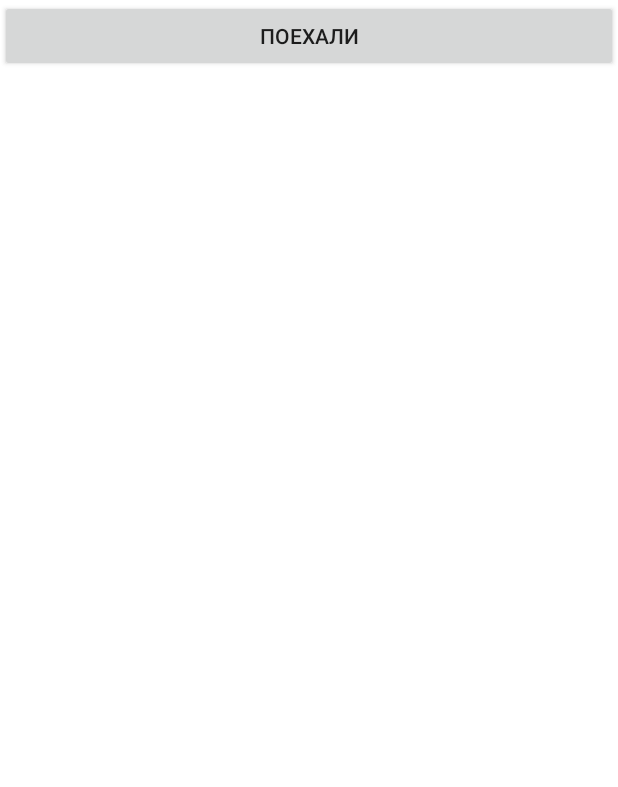
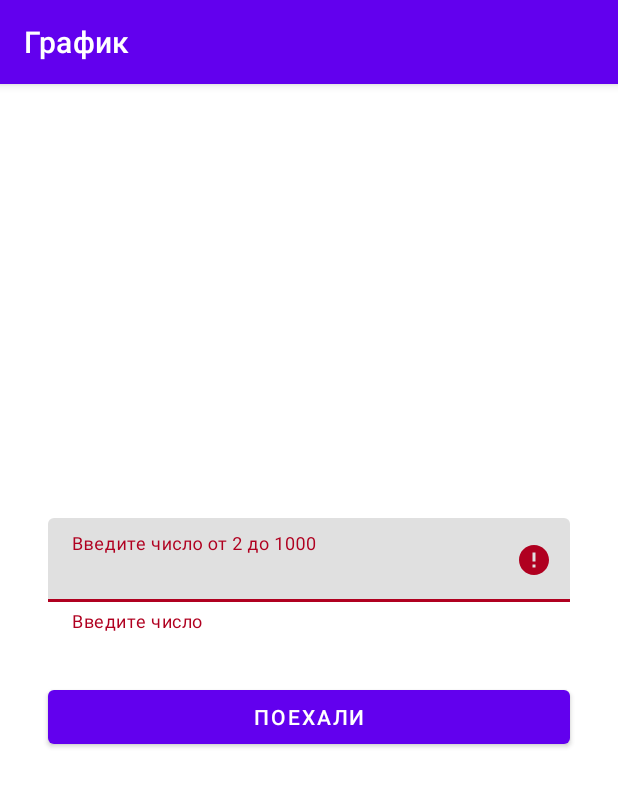
Before and after one commit to llerik/chartloader, an Android app: the screen it shows after launch (MainActivity), after a tap on "ПОЕХАЛИ", on a phone screen of 412 x 824 dp. Shown: the top 787 px of the screen. Run offline under Robolectric (Android 15) with nearby library versions, the phone set to English and light mode, and no system bars; our stand-ins replace RxJava.

Commit message:
Поправил UI главного экрана. Добавил обработку ошибок и их отображение.

```diff
--- a/app/src/main/java/ru/sorokin/kirill/chartloader/presentation/chart/ChartActivity.kt
+++ b/app/src/main/java/ru/sorokin/kirill/chartloader/presentation/chart/ChartActivity.kt
@@ -4,6 +4,7 @@ import android.content.Context
 import android.content.Intent
 import android.os.Bundle
 import android.util.Log
+import androidx.appcompat.app.AppCompatActivity
 import androidx.fragment.app.FragmentActivity
 import ru.sorokin.kirill.chartloader.R
 import ru.sorokin.kirill.chartloader.presentation.models.PointModel
@@ -14,19 +15,26 @@ import ru.sorokin.kirill.chartloader.presentation.view.ChartView
  *
  * @author Sorokin Kirill
  */
-class ChartActivity:  FragmentActivity(R.layout.chart_activity) {
+class ChartActivity:  AppCompatActivity(R.layout.chart_activity) {
 
     private lateinit var chartView: ChartView
 
     override fun onCreate(savedInstanceState: Bundle?) {
         super.onCreate(savedInstanceState)
-
+        supportActionBar?.apply {
+            setDisplayHomeAsUpEnabled(true)
+        }
         chartView = findViewById(R.id.chart_view)
 
         val parcelablesArray = intent.getParcelableArrayExtra(ARG_POINTS) ?: arrayOf()
         val models = parcelablesArray.asList().map { it as PointModel }
         Log.d(TAG, "onCreate: $models")
         chartView.setContent(models, false)
+    }
+
+    override fun onSupportNavigateUp(): Boolean {
+        finish()
+        return true
     }
 
     companion object {
--- a/app/src/main/java/ru/sorokin/kirill/chartloader/presentation/network/RxSupport.kt
+++ b/app/src/main/java/ru/sorokin/kirill/chartloader/presentation/core/network/RxSupport.kt
@@ -1,4 +1,4 @@
-package ru.sorokin.kirill.chartloader.presentation.network
+package ru.sorokin.kirill.chartloader.presentation.core.network
 
 import io.reactivex.Scheduler
 
--- a/app/src/main/java/ru/sorokin/kirill/chartloader/presentation/network/RxSupportImpl.kt
+++ b/app/src/main/java/ru/sorokin/kirill/chartloader/presentation/core/network/RxSupportImpl.kt
@@ -1,4 +1,4 @@
-package ru.sorokin.kirill.chartloader.presentation.network
+package ru.sorokin.kirill.chartloader.presentation.core.network
 
 import io.reactivex.android.schedulers.AndroidSchedulers
 import io.reactivex.schedulers.Schedulers
--- /dev/null
+++ b/app/src/main/java/ru/sorokin/kirill/chartloader/presentation/core/resource/ResourceManager.kt
@@ -0,0 +1,17 @@
+package ru.sorokin.kirill.chartloader.presentation.core.resource
+
+import androidx.annotation.StringRes
+
+/**
+ * todo
+ *
+ * @author Sorokin Kirill
+ */
+interface ResourceManager {
+
+    /**
+     * todo
+     */
+    fun getString(@StringRes id: Int): String
+
+}
--- /dev/null
+++ b/app/src/main/java/ru/sorokin/kirill/chartloader/presentation/core/resource/ResourceManagerImpl.kt
@@ -0,0 +1,17 @@
+package ru.sorokin.kirill.chartloader.presentation.core.resource
+
+import android.content.Context
+
+/**
+ * todo
+ *
+ * @author Sorokin Kirill
+ */
+class ResourceManagerImpl(
+    private val context: Context
+): ResourceManager {
+
+    override fun getString(id: Int): String {
+        return context.resources.getString(id)
+    }
+}
--- a/app/src/main/java/ru/sorokin/kirill/chartloader/presentation/main/MainActivity.kt
+++ b/app/src/main/java/ru/sorokin/kirill/chartloader/presentation/main/MainActivity.kt
@@ -1,37 +1,45 @@
 package ru.sorokin.kirill.chartloader.presentation.main
 
+import android.app.Activity
+import android.content.Context
 import android.os.Bundle
 import android.util.Log
+import android.view.View
+import android.view.ViewGroup
+import android.view.inputmethod.InputMethodManager
 import android.widget.Button
-import android.widget.Toast
-import androidx.fragment.app.FragmentActivity
+import android.widget.ProgressBar
+import androidx.appcompat.app.AppCompatActivity
+import androidx.core.widget.addTextChangedListener
 import androidx.lifecycle.ViewModel
 import androidx.lifecycle.ViewModelProvider
+import com.google.android.material.textfield.TextInputEditText
+import com.google.android.material.textfield.TextInputLayout
 import okhttp3.OkHttpClient
-import okhttp3.logging.HttpLoggingInterceptor
 import ru.sorokin.kirill.chartloader.R
 import ru.sorokin.kirill.chartloader.data.converter.PointConverterImpl
-import ru.sorokin.kirill.chartloader.data.mapper.PointsApiMapper
 import ru.sorokin.kirill.chartloader.data.mapper.PointsApiMapperImpl
 import ru.sorokin.kirill.chartloader.data.parser.JacksonParserImpl
-import ru.sorokin.kirill.chartloader.data.parser.Parser
 import ru.sorokin.kirill.chartloader.data.repository.PointsRepositoryImpl
-import ru.sorokin.kirill.chartloader.domain.repository.PointsRepository
 import ru.sorokin.kirill.chartloader.presentation.chart.ChartActivity
-import ru.sorokin.kirill.chartloader.presentation.converter.PointModelConverter
-import ru.sorokin.kirill.chartloader.presentation.converter.PointModelConverterImpl
+import ru.sorokin.kirill.chartloader.presentation.core.network.RxSupportImpl
+import ru.sorokin.kirill.chartloader.presentation.core.resource.ResourceManagerImpl
+import ru.sorokin.kirill.chartloader.presentation.main.converter.PointModelConverterImpl
 import ru.sorokin.kirill.chartloader.presentation.models.PointModel
-import ru.sorokin.kirill.chartloader.presentation.network.RxSupport
-import ru.sorokin.kirill.chartloader.presentation.network.RxSupportImpl
+
 
 /**
  * todo
  *
  * @author Sorokin Kirill
  */
-class MainActivity : FragmentActivity(R.layout.main_activity) {
+class MainActivity : AppCompatActivity(R.layout.main_activity) {
     private lateinit var viewModel: MainViewModel
     private lateinit var button: Button
+    private lateinit var progressBar: ProgressBar
+    private lateinit var contantLayout: ViewGroup
+    private lateinit var textField: TextInputLayout
+    private lateinit var textInputEditor: TextInputEditText
 
     override fun onCreate(savedInstanceState: Bundle?) {
         super.onCreate(savedInstanceState)
@@ -39,9 +47,23 @@ class MainActivity : FragmentActivity(R.layout.main_activity) {
         viewModel.getProgressLiveData().observe(this, this::updateProgressBar)
         viewModel.getErrorLiveData().observe(this, this::onError)
         viewModel.getDataLiveData().observe(this, this::showChart)
+        viewModel.getButtonEnableLiveData().observe(this) { button.isEnabled = it }
+
         button = findViewById(R.id.button)
+        progressBar = findViewById(R.id.progress_bar)
+        contantLayout = findViewById(R.id.content_layout)
+        textField = findViewById(R.id.text_field)
+        textInputEditor = findViewById(R.id.text_input_editor)
+
+        textInputEditor.addTextChangedListener {
+            if (textField.isErrorEnabled) {
+                textField.isErrorEnabled = false
+            }
+        }
         button.setOnClickListener {
-            viewModel.requestPoints(100)//todo
+            textField.isErrorEnabled = false
+            hideKeyboard()
+            viewModel.buttonClick(textInputEditor.text.toString())
         }
     }
 
@@ -51,15 +73,29 @@ class MainActivity : FragmentActivity(R.layout.main_activity) {
     }
 
     private fun onError(message: String) {
-        Toast.makeText(this, message, Toast.LENGTH_SHORT).show()
+        Log.d(TAG, "onError: $message")
+        textField.error = message
+        textField.isErrorEnabled = true
     }
 
     private fun updateProgressBar(visible: Boolean) {
+        progressBar.visibility = visible.toVisibility()
+        contantLayout.visibility = (!visible).toVisibility()
+    }
 
+    private fun Boolean.toVisibility() = if (this) View.VISIBLE else View.GONE
+
+    private fun hideKeyboard() {
+        val imm = getSystemService(INPUT_METHOD_SERVICE) as InputMethodManager
+        var view = currentFocus
+        if (view == null) {
+            view = View(this)
+        }
+        imm.hideSoftInputFromWindow(view.windowToken, 0)
     }
 
     private fun factory(): ViewModelProvider.Factory {
-        //todo move to dagger
+        //can move to dagger
         val repository = PointsRepositoryImpl(
             PointConverterImpl(),
             PointsApiMapperImpl(
@@ -69,11 +105,12 @@ class MainActivity : FragmentActivity(R.layout.main_activity) {
         )
         val converter = PointModelConverterImpl()
         val rxSupport = RxSupportImpl()
+        val resourceManager = ResourceManagerImpl(applicationContext)
         return object : ViewModelProvider.Factory {
             override fun <T : ViewModel> create(modelClass: Class<T>): T {
                 if (modelClass.isAssignableFrom(MainViewModel::class.java)) {
                     @Suppress("UNCHECKED_CAST")
-                    return MainViewModel(repository, converter, rxSupport) as T
+                    return MainViewModel(repository, converter, resourceManager, rxSupport) as T
                 }
                 throw IllegalArgumentException("UNKNOWN VIEW MODEL CLASS")
             }
--- a/app/src/main/java/ru/sorokin/kirill/chartloader/presentation/main/MainViewModel.kt
+++ b/app/src/main/java/ru/sorokin/kirill/chartloader/presentation/main/MainViewModel.kt
@@ -1,19 +1,17 @@
 package ru.sorokin.kirill.chartloader.presentation.main
 
-import android.graphics.PointF
 import android.util.Log
 import androidx.lifecycle.LiveData
 import androidx.lifecycle.MutableLiveData
 import androidx.lifecycle.ViewModel
 import io.reactivex.Single
-import io.reactivex.android.schedulers.AndroidSchedulers
 import io.reactivex.disposables.CompositeDisposable
-import io.reactivex.internal.disposables.DisposableContainer
-import io.reactivex.schedulers.Schedulers
+import ru.sorokin.kirill.chartloader.R
 import ru.sorokin.kirill.chartloader.domain.repository.PointsRepository
-import ru.sorokin.kirill.chartloader.presentation.converter.PointModelConverter
+import ru.sorokin.kirill.chartloader.presentation.core.network.RxSupport
+import ru.sorokin.kirill.chartloader.presentation.core.resource.ResourceManager
+import ru.sorokin.kirill.chartloader.presentation.main.converter.PointModelConverter
 import ru.sorokin.kirill.chartloader.presentation.models.PointModel
-import ru.sorokin.kirill.chartloader.presentation.network.RxSupport
 
 /**
  * todo
@@ -23,11 +21,13 @@ import ru.sorokin.kirill.chartloader.presentation.network.RxSupport
 class MainViewModel(
     private val repository: PointsRepository,
     private val converter: PointModelConverter,
+    private val resourceManager: ResourceManager,
     private val rxSupport: RxSupport
-): ViewModel() {
+) : ViewModel() {
     private val rxDisposables = CompositeDisposable()
     private val errorLiveData = MutableLiveData<String>()
     private val progressLiveData = MutableLiveData<Boolean>()
+    private val buttonEnableLiveData = MutableLiveData<Boolean>()
     private val dataLiveData = MutableLiveData<List<PointModel>>()
 
     /**
@@ -39,13 +39,41 @@ class MainViewModel(
      * [LiveData] todo
      */
     fun getProgressLiveData(): LiveData<Boolean> = progressLiveData
+    /**
+     * [LiveData] todo
+     */
+    fun getButtonEnableLiveData(): LiveData<Boolean> = buttonEnableLiveData
 
     /**
      * [LiveData] todo
      */
     fun getDataLiveData(): LiveData<List<PointModel>> = dataLiveData
 
-    fun requestPoints(count: Int) {
+    /**
+     * todo
+     */
+    fun buttonClick(text: String) {
+        buttonEnableLiveData.value = false
+        if (text.isBlank()) {
+            errorLiveData.value = resourceManager.getString(R.string.error_message_input_empty)
+            buttonEnableLiveData.value = true
+        } else {
+            val count = text.toIntOrNull()
+            if (count == null || count <= 1) {
+                errorLiveData.value =
+                    resourceManager.getString(R.string.error_message_incorrect_number)
+                buttonEnableLiveData.value = true
+            } else {
+                requestPoints(count)
+            }
+        }
+    }
+
+    override fun onCleared() {
+        rxDisposables.dispose()
+    }
+
+    private fun requestPoints(count: Int) {
         progressLiveData.value = true
         rxDisposables.add(
             Single.fromCallable { repository.getPoints(count) }
@@ -55,24 +83,24 @@ class MainViewModel(
                 .subscribe(
                     {
                         if (it.isEmpty()) {
-                            errorLiveData.value = "No data"
+                            errorLiveData.value =
+                                resourceManager.getString(R.string.error_message_incorrect_answer)
                         } else {
                             Log.d(TAG, "requestPoints: $it")
                             dataLiveData.value = it
                         }
                         progressLiveData.value = false
+                        buttonEnableLiveData.value = true
                     },
                     {
                         Log.e(TAG, "requestPoints: ", it)
                         progressLiveData.value = false
-                        errorLiveData.value = "Ooops!"
+                        errorLiveData.value =
+                            resourceManager.getString(R.string.error_message_incorrect_answer)
+                        buttonEnableLiveData.value = true
                     }
                 )
         )
-    }
-
-    override fun onCleared() {
-        rxDisposables.dispose()
     }
 
     companion object {
--- a/app/src/main/java/ru/sorokin/kirill/chartloader/presentation/converter/PointModelConverter.kt
+++ b/app/src/main/java/ru/sorokin/kirill/chartloader/presentation/main/converter/PointModelConverter.kt
@@ -1,4 +1,4 @@
-package ru.sorokin.kirill.chartloader.presentation.converter
+package ru.sorokin.kirill.chartloader.presentation.main.converter
 
 import android.graphics.PointF
 import ru.sorokin.kirill.chartloader.presentation.models.PointModel
--- a/app/src/main/java/ru/sorokin/kirill/chartloader/presentation/converter/PointModelConverterImpl.kt
+++ b/app/src/main/java/ru/sorokin/kirill/chartloader/presentation/main/converter/PointModelConverterImpl.kt
@@ -1,4 +1,4 @@
-package ru.sorokin.kirill.chartloader.presentation.converter
+package ru.sorokin.kirill.chartloader.presentation.main.converter
 
 import android.graphics.PointF
 import ru.sorokin.kirill.chartloader.presentation.models.PointModel
--- a/app/src/main/java/ru/sorokin/kirill/chartloader/presentation/view/ChartView.kt
+++ b/app/src/main/java/ru/sorokin/kirill/chartloader/presentation/view/ChartView.kt
@@ -64,7 +64,6 @@ class ChartView @JvmOverloads constructor(
         this.isSmooth = isSmooth
 
         for ((i, point) in list.withIndex()) {
-
             if (i == 0) {
                 pathLine.moveTo(point.point.x, point.point.y)
             } else {
--- a/app/src/main/res/layout/main_activity.xml
+++ b/app/src/main/res/layout/main_activity.xml
@@ -1,14 +1,45 @@
 <?xml version="1.0" encoding="utf-8"?>
-<LinearLayout xmlns:android="http://schemas.android.com/apk/res/android"
-    android:orientation="vertical"
+<FrameLayout xmlns:android="http://schemas.android.com/apk/res/android"
     android:layout_width="match_parent"
     android:layout_height="match_parent">
 
-    <Button
-        android:id="@+id/button"
-        android:text="@string/main_button"
+    <ProgressBar
+        android:id="@+id/progress_bar"
+        android:visibility="gone"
+        android:layout_width="@dimen/progress_bar_size"
+        android:layout_height="@dimen/progress_bar_size"
+        android:layout_gravity="center" />
+
+    <LinearLayout
+        android:id="@+id/content_layout"
         android:layout_width="match_parent"
-        android:layout_height="wrap_content"/>
+        android:layout_height="wrap_content"
+        android:layout_gravity="center"
+        android:orientation="vertical">
 
+        <com.google.android.material.textfield.TextInputLayout
+            android:id="@+id/text_field"
+            android:layout_width="match_parent"
+            android:layout_height="wrap_content"
+            android:layout_marginStart="@dimen/medium"
+            android:layout_marginEnd="@dimen/medium"
+            android:hint="@string/inout_text_label">
 
-</LinearLayout>
+            <com.google.android.material.textfield.TextInputEditText
+                android:id="@+id/text_input_editor"
+                android:layout_width="match_parent"
+                android:layout_height="wrap_content"
+                android:digits="1234567890"
+                android:inputType="number" />
+
+        </com.google.android.material.textfield.TextInputLayout>
+
+        <Button
+            android:id="@+id/button"
+            android:layout_width="match_parent"
+            android:layout_height="wrap_content"
+            android:layout_margin="@dimen/medium"
+            android:text="@string/main_button" />
+
+    </LinearLayout>
+</FrameLayout>
--- /dev/null
+++ b/app/src/main/res/values/dimens.xml
@@ -0,0 +1,5 @@
+<?xml version="1.0" encoding="utf-8"?>
+<resources>
+    <dimen name="progress_bar_size">50dp</dimen>
+    <dimen name="medium">32dp</dimen>
+</resources>
--- a/app/src/main/res/values/strings.xml
+++ b/app/src/main/res/values/strings.xml
@@ -1,5 +1,9 @@
 <resources>
-    <string name="app_name">Табличка</string>
-    <string name="main_activity_title">Табличка</string>
+    <string name="app_name">График</string>
+    <string name="main_activity_title">График</string>
     <string name="main_button">Поехали</string>
+    <string name="inout_text_label">Введите число от 2 до 1000</string>
+    <string name="error_message_incorrect_number">Число должно быть больше 1 и не больше 1000</string>
+    <string name="error_message_input_empty">Введите число</string>
+    <string name="error_message_incorrect_answer">Что-то пошло не так. Попробуйте еще раз</string>
 </resources>
```
